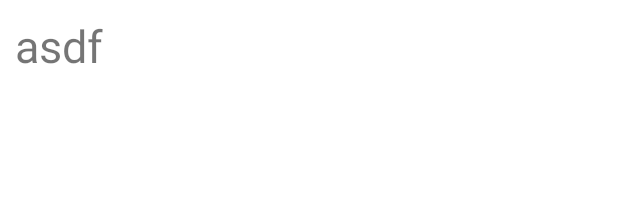
After one commit to 20160553/aop-part3-chapter05, an Android app: the layout item_matched_user.xml on its own in the app's theme, with its tools: preview values and no code run, on a phone screen of 412 x 824 dp. The commit adds this screen. Shown: the top 218 px of the screen. Run offline under Robolectric (Android 15) with nearby library versions, the phone set to English and light mode, and no system bars.

Commit message:
match 여부 결정 및 match 결과 코드 구현

```diff
--- a/app/src/main/AndroidManifest.xml
+++ b/app/src/main/AndroidManifest.xml
@@ -21,6 +21,7 @@
 
         <activity android:name=".LoginActivity" />
         <activity android:name=".LikeActivity" />
+        <activity android:name=".MatchedUserActivity" />
 
         <meta-data
             android:name="com.facebook.sdk.ApplicationId"
--- a/app/src/main/java/com/example/aop_part3_chapter05/MainActivity.kt
+++ b/app/src/main/java/com/example/aop_part3_chapter05/MainActivity.kt
@@ -22,6 +22,7 @@ class MainActivity : AppCompatActivity() {
             startActivity(Intent(this, LoginActivity::class.java))
         } else {
             startActivity(Intent(this, LikeActivity::class.java))
+            finish()
         }
     }
 }
--- /dev/null
+++ b/app/src/main/res/layout/item_matched_user.xml
@@ -0,0 +1,15 @@
+<?xml version="1.0" encoding="utf-8"?>
+<LinearLayout xmlns:android="http://schemas.android.com/apk/res/android"
+    android:layout_width="match_parent"
+    android:layout_height="wrap_content"
+    android:orientation="vertical"
+    android:padding="10dp">
+
+    <TextView
+        android:id="@+id/userNameTextView"
+        android:text="asdf"
+        android:layout_width="wrap_content"
+        android:layout_height="wrap_content"
+        android:textSize="30sp" />
+
+</LinearLayout>
--- a/app/src/main/res/values-night/themes.xml
+++ /dev/null
@@ -1,16 +0,0 @@
-<resources xmlns:tools="http://schemas.android.com/tools">
-    <!-- Base application theme. -->
-    <style name="Theme.Aoppart3chapter05" parent="Theme.MaterialComponents.DayNight.DarkActionBar">
-        <!-- Primary brand color. -->
-        <item name="colorPrimary">@color/purple_200</item>
-        <item name="colorPrimaryVariant">@color/purple_700</item>
-        <item name="colorOnPrimary">@color/black</item>
-        <!-- Secondary brand color. -->
-        <item name="colorSecondary">@color/teal_200</item>
-        <item name="colorSecondaryVariant">@color/teal_200</item>
-        <item name="colorOnSecondary">@color/black</item>
-        <!-- Status bar color. -->
-        <item name="android:statusBarColor" tools:targetApi="l">?attr/colorPrimaryVariant</item>
-        <!-- Customize your theme here. -->
-    </style>
-</resources>
```
Also changed, not shown: app/src/main/java/com/example/aop_part3_chapter05/LikeActivity.kt (+46 -2 lines), app/src/main/java/com/example/aop_part3_chapter05/MatchedUserActivity.kt (added, +76 -0 lines), app/src/main/java/com/example/aop_part3_chapter05/MatchedUserAdapter.kt (added, +40 -0 lines), app/src/main/res/layout/activity_like.xml (+18 -0 lines), app/src/main/res/layout/activity_match.xml (added, +16 -0 lines).
